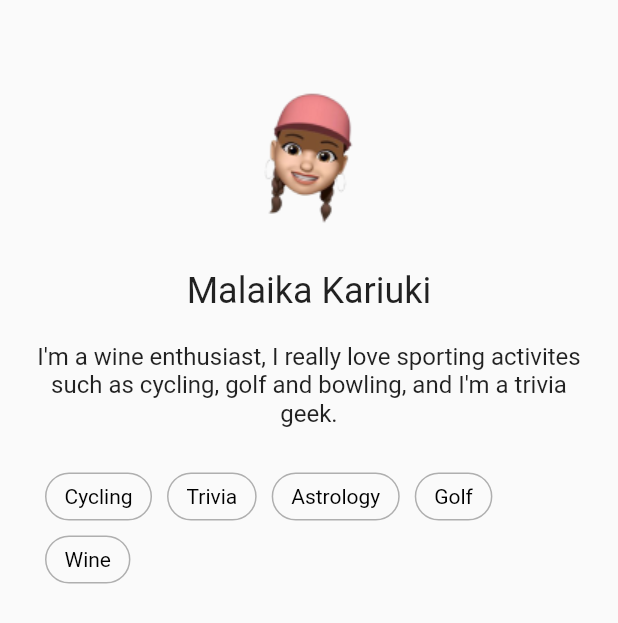
After one commit to ChristineWasike/startuphack, a Flutter app: the ProfilePage screen opened directly, on a phone screen of 412 x 824 dp. The commit adds this screen. Shown: the top 623 px of the screen. Run offline on Flutter 3.47's test engine with Material 2 defaults, Android fonts, the phone set to English and light mode, and no system bars; our stand-ins replace chips_choice_null_safety, flutter_map, flutter_signin_button, flutter_spinkit, latlong2.

Commit message:
New onboarding pages

```diff
--- a/lib/main.dart
+++ b/lib/main.dart
@@ -4,6 +4,7 @@ import 'package:flutter/material.dart';
 import 'package:flutter_map/flutter_map.dart';
 // ignore: library_prefixes
 import 'package:latlong2/latlong.dart' as latLng;
+import 'package:startuphack/screens/onboarding/onboardin2.dart';
 import './screens/onboarding/onboarding1.dart';
 import 'package:startuphack/screens/authentication/authenticate.dart';
 
--- /dev/null
+++ b/lib/screens/onboarding/onboardin2.dart
@@ -0,0 +1,70 @@
+import 'package:chips_choice_null_safety/chips_choice_null_safety.dart';
+import 'package:flutter/material.dart';
+
+class ProfilePage extends StatefulWidget {
+  const ProfilePage({Key? key}) : super(key: key);
+
+  @override
+  State<ProfilePage> createState() => _ProfilePageState();
+}
+
+class _ProfilePageState extends State<ProfilePage> {
+  List<String> tags = [];
+  List<String> options = [
+    'Cycling',
+    'Trivia',
+    'Astrology',
+    'Golf',
+    'Wine',
+  ];
+
+  @override
+  Widget build(BuildContext context) {
+    return Scaffold(
+      body: Container(
+        padding: EdgeInsets.symmetric(vertical: 30, horizontal: 20),
+        height: MediaQuery.of(context).size.height,
+        width: MediaQuery.of(context).size.width,
+        child: ListView(
+          physics: BouncingScrollPhysics(),
+          children: <Widget>[
+            Image.asset(
+              "assets/memoji5.png",
+              width: 150,
+              height: 150,
+            ),
+            Text(
+              "Malaika Kariuki",
+              style: TextStyle(fontSize: 24.0),
+              textAlign: TextAlign.center,
+            ),
+
+            SizedBox(
+              height: 20,
+            ),
+
+            Text(
+              "I'm a wine enthusiast, I really love sporting activites such as cycling, golf and bowling, and I'm a trivia geek.",
+              style: TextStyle(fontSize: 16.0),
+              textAlign: TextAlign.center,
+            ),
+
+            SizedBox(height: 20,),
+
+            ChipsChoice<String>.multiple(
+              value: tags,
+              onChanged: (val) => setState(() => tags = val),
+              choiceItems: C2Choice.listFrom<String, String>(
+                  source: options, value: (i, v) => v, label: (i, v) => v),
+              choiceStyle: C2ChoiceStyle(
+                color: Colors.black,
+
+              ),
+              wrapped: true,
+            ),
+          ],
+        ),
+      ),
+    );
+  }
+}
```
Also changed, not shown: lib/screens/onboarding/onboarding3.dart (added, +76 -0 lines), lib/screens/onboarding/onboarding4.dart (added, +76 -0 lines).
